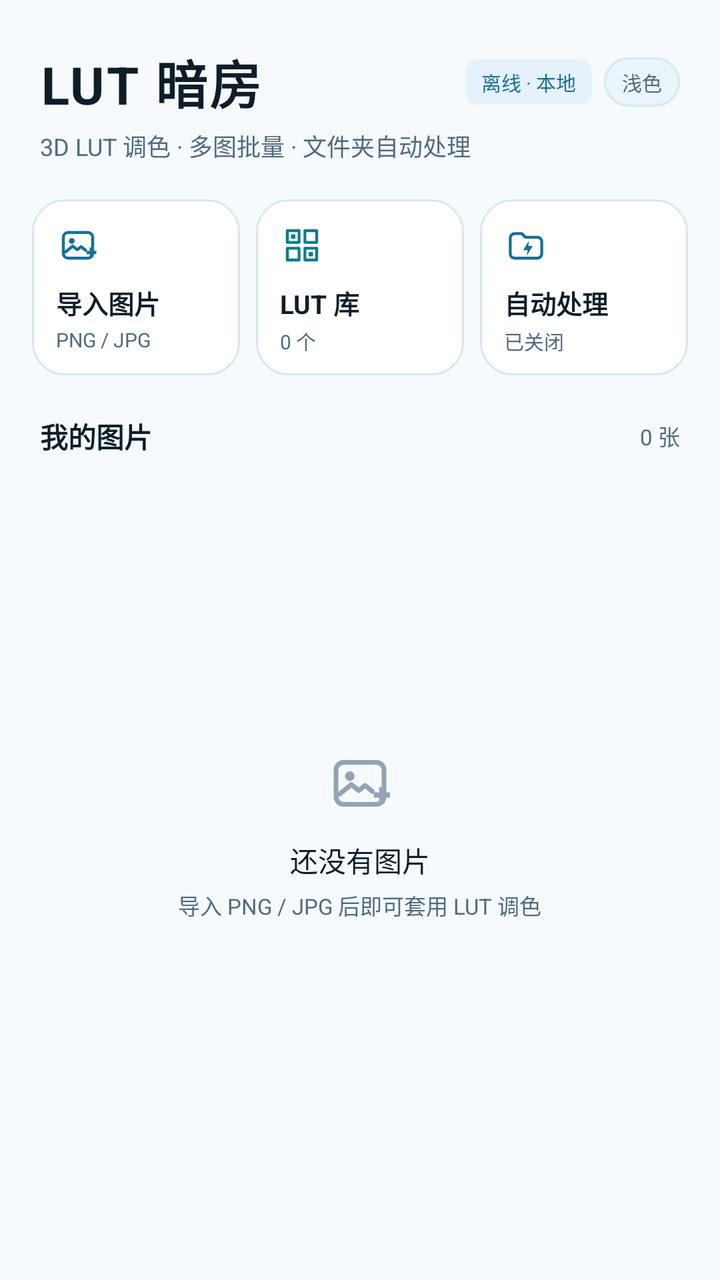
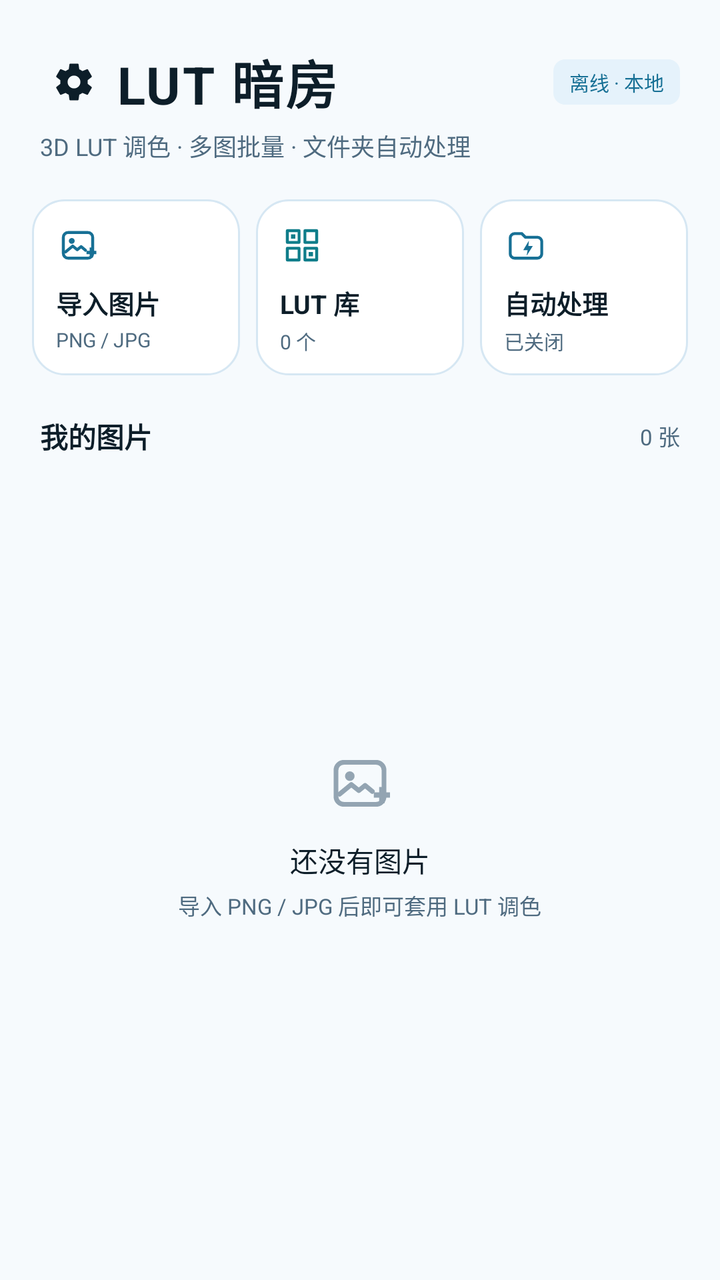

The first picture is an Android layout as it rendered before a commit; the second is the same layout after the commit. The layout source and the unified diff follow.
<!-- AndroidManifest.xml: application theme AppTheme_Dark -->
<!-- res/layout/activity_main.xml -->
<?xml version="1.0" encoding="utf-8"?>
<LinearLayout xmlns:android="http://schemas.android.com/apk/res/android"
    android:layout_width="match_parent"
    android:layout_height="match_parent"
    android:orientation="vertical"
    android:background="@color/bg">

    <LinearLayout
        android:layout_width="match_parent"
        android:layout_height="wrap_content"
        android:orientation="vertical"
        android:paddingLeft="20dp"
        android:paddingRight="20dp"
        android:paddingTop="22dp"
        android:paddingBottom="4dp">

        <LinearLayout
            android:layout_width="match_parent"
            android:layout_height="wrap_content"
            android:orientation="horizontal"
            android:gravity="center_vertical">

            <TextView
                android:layout_width="0dp"
                android:layout_height="wrap_content"
                android:layout_weight="1"
                android:text="LUT 暗房"
                android:textColor="@color/text"
                android:textSize="26sp"
                android:textStyle="bold"
                android:letterSpacing="0.04" />

            <TextView
                android:layout_width="wrap_content"
                android:layout_height="wrap_content"
                android:layout_marginLeft="8dp"
                android:text="离线 · 本地"
                android:textColor="@color/accent"
                android:textSize="10sp"
                android:background="@drawable/bg_badge"
                android:paddingLeft="8dp"
                android:paddingRight="8dp"
                android:paddingTop="4dp"
                android:paddingBottom="4dp" />

            <TextView
                android:id="@+id/btnTheme"
                android:layout_width="wrap_content"
                android:layout_height="wrap_content"
                android:layout_marginLeft="6dp"
                android:text="浅色"
                android:textColor="@color/muted"
                android:textSize="10sp"
                android:background="@drawable/bg_chip"
                android:paddingLeft="9dp"
                android:paddingRight="9dp"
                android:paddingTop="5dp"
                android:paddingBottom="5dp"
                android:clickable="true"
                android:focusable="true" />
        </LinearLayout>

        <TextView
            android:layout_width="wrap_content"
            android:layout_height="wrap_content"
            android:layout_marginTop="4dp"
            android:text="3D LUT 调色 · 多图批量 · 文件夹自动处理"
            android:textColor="@color/muted"
            android:textSize="12sp" />
    </LinearLayout>

    <LinearLayout
        android:layout_width="match_parent"
        android:layout_height="wrap_content"
        android:orientation="horizontal"
        android:paddingLeft="12dp"
        android:paddingRight="12dp"
        android:paddingTop="10dp"
        android:paddingBottom="4dp">

        <LinearLayout
            android:id="@+id/cardImport"
            android:layout_width="0dp"
            android:layout_height="88dp"
            android:layout_weight="1"
            android:layout_margin="4dp"
            android:orientation="vertical"
            android:background="@drawable/bg_card"
            android:padding="12dp"
            android:clickable="true"
            android:focusable="true">

            <ImageView
                android:layout_width="22dp"
                android:layout_height="22dp"
                android:src="@drawable/ic_import"
                android:tint="@color/accent" />

            <TextView
                android:layout_width="wrap_content"
                android:layout_height="wrap_content"
                android:layout_marginTop="8dp"
                android:text="导入图片"
                android:textColor="@color/text"
                android:textSize="13sp"
                android:textStyle="bold" />

            <TextView
                android:layout_width="wrap_content"
                android:layout_height="wrap_content"
                android:layout_marginTop="2dp"
                android:text="PNG / JPG"
                android:textColor="@color/muted"
                android:textSize="10sp" />
        </LinearLayout>

        <LinearLayout
            android:id="@+id/cardLut"
            android:layout_width="0dp"
            android:layout_height="88dp"
            android:layout_weight="1"
            android:layout_margin="4dp"
            android:orientation="vertical"
            android:background="@drawable/bg_card"
            android:padding="12dp"
            android:clickable="true"
            android:focusable="true">

            <ImageView
                android:layout_width="22dp"
                android:layout_height="22dp"
                android:src="@drawable/ic_lut"
                android:tint="@color/teal" />

            <TextView
                android:layout_width="wrap_content"
                android:layout_height="wrap_content"
                android:layout_marginTop="8dp"
                android:text="LUT 库"
                android:textColor="@color/text"
                android:textSize="13sp"
                android:textStyle="bold" />

            <TextView
                android:id="@+id/lutCount"
                android:layout_width="wrap_content"
                android:layout_height="wrap_content"
                android:layout_marginTop="2dp"
                android:text="0 个"
                android:textColor="@color/muted"
                android:textSize="10sp" />
        </LinearLayout>

        <LinearLayout
            android:id="@+id/cardAuto"
            android:layout_width="0dp"
            android:layout_height="88dp"
            android:layout_weight="1"
            android:layout_margin="4dp"
            android:orientation="vertical"
            android:background="@drawable/bg_card"
            android:padding="12dp"
            android:clickable="true"
            android:focusable="true">

            <ImageView
                android:layout_width="22dp"
                android:layout_height="22dp"
                android:src="@drawable/ic_auto"
                android:tint="@color/accent" />

            <TextView
                android:layout_width="wrap_content"
                android:layout_height="wrap_content"
                android:layout_marginTop="8dp"
                android:text="自动处理"
                android:textColor="@color/text"
                android:textSize="13sp"
                android:textStyle="bold" />

            <TextView
                android:id="@+id/autoState"
                android:layout_width="wrap_content"
                android:layout_height="wrap_content"
                android:layout_marginTop="2dp"
                android:text="已关闭"
                android:textColor="@color/muted"
                android:textSize="10sp" />
        </LinearLayout>
    </LinearLayout>

    <LinearLayout
        android:layout_width="match_parent"
        android:layout_height="wrap_content"
        android:orientation="horizontal"
        android:paddingLeft="20dp"
        android:paddingRight="20dp"
        android:paddingTop="12dp"
        android:paddingBottom="6dp"
        android:gravity="center_vertical">

        <TextView
            android:layout_width="0dp"
            android:layout_height="wrap_content"
            android:layout_weight="1"
            android:text="我的图片"
            android:textColor="@color/text"
            android:textSize="14sp"
            android:textStyle="bold" />

        <TextView
            android:id="@+id/imgCount"
            android:layout_width="wrap_content"
            android:layout_height="wrap_content"
            android:text="0 张"
            android:textColor="@color/muted"
            android:textSize="11sp" />
    </LinearLayout>

    <FrameLayout
        android:layout_width="match_parent"
        android:layout_height="0dp"
        android:layout_weight="1">

        <GridView
            android:id="@+id/imageGrid"
            android:layout_width="match_parent"
            android:layout_height="match_parent"
            android:numColumns="3"
            android:horizontalSpacing="6dp"
            android:verticalSpacing="6dp"
            android:paddingLeft="12dp"
            android:paddingRight="12dp"
            android:paddingTop="2dp"
            android:paddingBottom="14dp"
            android:clipToPadding="false"
            android:scrollbars="none" />

        <LinearLayout
            android:id="@+id/emptyState"
            android:layout_width="match_parent"
            android:layout_height="match_parent"
            android:orientation="vertical"
            android:gravity="center"
            android:paddingBottom="40dp">

            <ImageView
                android:layout_width="36dp"
                android:layout_height="36dp"
                android:src="@drawable/ic_import"
                android:tint="@color/muted"
                android:alpha="0.6" />

            <TextView
                android:layout_width="wrap_content"
                android:layout_height="wrap_content"
                android:layout_marginTop="10dp"
                android:text="还没有图片"
                android:textColor="@color/text"
                android:textSize="14sp" />

            <TextView
                android:layout_width="wrap_content"
                android:layout_height="wrap_content"
                android:layout_marginTop="4dp"
                android:text="导入 PNG / JPG 后即可套用 LUT 调色"
                android:textColor="@color/muted"
                android:textSize="11sp" />
        </LinearLayout>
    </FrameLayout>
</LinearLayout>
<!-- resources referenced by this layout -->
<resources>
  <color name="accent">#177095</color>
  <color name="bg">#F6FAFD</color>
  <color name="muted">#4F6B80</color>
  <color name="teal">#0F7D8A</color>
  <color name="text">#0D1E29</color>
  <!-- drawable bg_badge (drawable) -->
  <?xml version="1.0" encoding="utf-8"?>
  <shape xmlns:android="http://schemas.android.com/apk/res/android" android:shape="rectangle">
      <solid android:color="@color/badge_bg" />
      <corners android:radius="6dp" />
  </shape>
  <!-- drawable bg_card (drawable) -->
  <?xml version="1.0" encoding="utf-8"?>
  <shape xmlns:android="http://schemas.android.com/apk/res/android" android:shape="rectangle">
      <solid android:color="@color/surface" />
      <corners android:radius="16dp" />
      <stroke android:width="1dp" android:color="@color/stroke" />
  </shape>
  <!-- drawable bg_chip (drawable) -->
  <?xml version="1.0" encoding="utf-8"?>
  <shape xmlns:android="http://schemas.android.com/apk/res/android" android:shape="rectangle">
      <solid android:color="@color/surface2" />
      <corners android:radius="12dp" />
      <stroke android:width="1dp" android:color="@color/stroke" />
  </shape>
  <!-- drawable ic_lut (drawable) -->
  <?xml version="1.0" encoding="utf-8"?>
  <vector xmlns:android="http://schemas.android.com/apk/res/android"
      android:width="24dp" android:height="24dp"
      android:viewportWidth="24" android:viewportHeight="24">
      <path
          android:pathData="M4 4h6.4v6.4H4zM13.6 4H20v6.4h-6.4zM4 13.6h6.4V20H4zM13.6 13.6H20V20h-6.4z"
          android:fillColor="#00000000"
          android:strokeColor="#FFFFFFFF"
          android:strokeWidth="1.6"
          android:strokeLineJoin="round" />
      <path
          android:pathData="M6 6h2.4v2.4H6zM15.6 15.6h2.4v2.4h-2.4z"
          android:fillColor="#FFFFFFFF" />
  </vector>
  <style name="AppTheme_Dark" parent="@android:style/Theme.Material.NoActionBar">
          <item name="android:windowBackground">@color/bg</item>
          <item name="android:colorAccent">@color/accent</item>
          <item name="android:statusBarColor">@color/bg</item>
          <item name="android:navigationBarColor">@color/bg</item>
          <item name="android:windowLightStatusBar">false</item>
          <item name="android:textColorPrimary">@color/text</item>
          <item name="android:textColorSecondary">@color/muted</item>
      </style>
  <color name="badge_bg">#E5F2FB</color>
  <color name="surface">#FFFFFF</color>
  <color name="stroke">#D6E7F3</color>
  <color name="surface2">#EAF4FB</color>
  <!-- unchanged entries left out for length: 2 -->
</resources>

<!-- the commit's change to res/layout/activity_main.xml (unified diff, before → after) -->
@@ -19,6 +19,18 @@
             android:layout_height="wrap_content"
             android:orientation="horizontal"
             android:gravity="center_vertical">
+
+            <ImageView
+                android:id="@+id/btnPrefs"
+                android:layout_width="34dp"
+                android:layout_height="34dp"
+                android:layout_marginRight="4dp"
+                android:padding="6dp"
+                android:src="@drawable/ic_settings"
+                android:tint="@color/text"
+                android:clickable="true"
+                android:focusable="true"
+                android:contentDescription="首选项" />
 
             <TextView
                 android:layout_width="0dp"
@@ -42,22 +54,6 @@
                 android:paddingRight="8dp"
                 android:paddingTop="4dp"
                 android:paddingBottom="4dp" />
-
-            <TextView
-                android:id="@+id/btnTheme"
-                android:layout_width="wrap_content"
-                android:layout_height="wrap_content"
-                android:layout_marginLeft="6dp"
-                android:text="浅色"
-                android:textColor="@color/muted"
-                android:textSize="10sp"
-                android:background="@drawable/bg_chip"
-                android:paddingLeft="9dp"
-                android:paddingRight="9dp"
-                android:paddingTop="5dp"
-                android:paddingBottom="5dp"
-                android:clickable="true"
-                android:focusable="true" />
         </LinearLayout>
 
         <TextView
<!-- resource entries referenced after the edit -->
@@ -18,13 +18,6 @@
       <corners android:radius="16dp" />
       <stroke android:width="1dp" android:color="@color/stroke" />
   </shape>
-  <!-- drawable bg_chip (drawable) -->
-  <?xml version="1.0" encoding="utf-8"?>
-  <shape xmlns:android="http://schemas.android.com/apk/res/android" android:shape="rectangle">
-      <solid android:color="@color/surface2" />
-      <corners android:radius="12dp" />
-      <stroke android:width="1dp" android:color="@color/stroke" />
-  </shape>
   <!-- drawable ic_lut (drawable) -->
   <?xml version="1.0" encoding="utf-8"?>
   <vector xmlns:android="http://schemas.android.com/apk/res/android"
@@ -40,19 +33,28 @@
           android:pathData="M6 6h2.4v2.4H6zM15.6 15.6h2.4v2.4h-2.4z"
           android:fillColor="#FFFFFFFF" />
   </vector>
+  <!-- drawable ic_settings (drawable) -->
+  <?xml version="1.0" encoding="utf-8"?>
+  <vector xmlns:android="http://schemas.android.com/apk/res/android"
+      android:width="24dp" android:height="24dp"
+      android:viewportWidth="24" android:viewportHeight="24">
+      <path
+          android:pathData="M19.43,12.98c0.04,-0.32 0.07,-0.65 0.07,-0.98s-0.02,-0.66 -0.07,-0.98l2.11,-1.65c0.19,-0.15 0.24,-0.42 0.12,-0.64l-2,-3.46c-0.12,-0.22 -0.37,-0.31 -0.6,-0.22l-2.49,1c-0.52,-0.4 -1.08,-0.73 -1.69,-0.98l-0.38,-2.65C14.46,2.18 14.25,2 14,2h-4c-0.25,0 -0.46,0.18 -0.49,0.42l-0.38,2.65c-0.61,0.25 -1.17,0.59 -1.69,0.98l-2.49,-1c-0.23,-0.09 -0.48,0 -0.6,0.22l-2,3.46c-0.13,0.22 -0.07,0.49 0.12,0.64l2.11,1.65c-0.04,0.32 -0.07,0.65 -0.07,0.98s0.02,0.66 0.07,0.98l-2.11,1.65c-0.19,0.15 -0.24,0.42 -0.12,0.64l2,3.46c0.12,0.22 0.37,0.31 0.6,0.22l2.49,-1c0.52,0.4 1.08,0.73 1.69,0.98l0.38,2.65c0.03,0.24 0.24,0.42 0.49,0.42h4c0.25,0 0.46,-0.18 0.49,-0.42l0.38,-2.65c0.61,-0.25 1.17,-0.59 1.69,-0.98l2.49,1c0.23,0.09 0.48,0 0.6,-0.22l2,-3.46c0.12,-0.22 0.07,-0.49 -0.12,-0.64l-2.11,-1.65zM12,15.5c-1.93,0 -3.5,-1.57 -3.5,-3.5s1.57,-3.5 3.5,-3.5 3.5,1.57 3.5,3.5 -1.57,3.5 -3.5,3.5z"
+          android:fillColor="#FFFFFFFF" />
+  </vector>
   <style name="AppTheme_Dark" parent="@android:style/Theme.Material.NoActionBar">
           <item name="android:windowBackground">@color/bg</item>
           <item name="android:colorAccent">@color/accent</item>
           <item name="android:statusBarColor">@color/bg</item>
           <item name="android:navigationBarColor">@color/bg</item>
           <item name="android:windowLightStatusBar">false</item>
+          <item name="android:windowLightNavigationBar">false</item>
           <item name="android:textColorPrimary">@color/text</item>
           <item name="android:textColorSecondary">@color/muted</item>
       </style>
   <color name="badge_bg">#E5F2FB</color>
   <color name="surface">#FFFFFF</color>
   <color name="stroke">#D6E7F3</color>
-  <color name="surface2">#EAF4FB</color>
   <!-- unchanged entries left out for length: 2 -->
 </resources>
 
